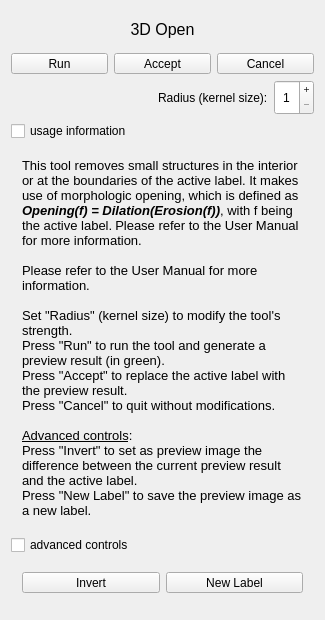
The window that Modules/SegmentationUI/Qmitk/QmitkOpenTool3DGUIControls.ui (MITK/MITK) describes before a commit, drawn with Qt 5.
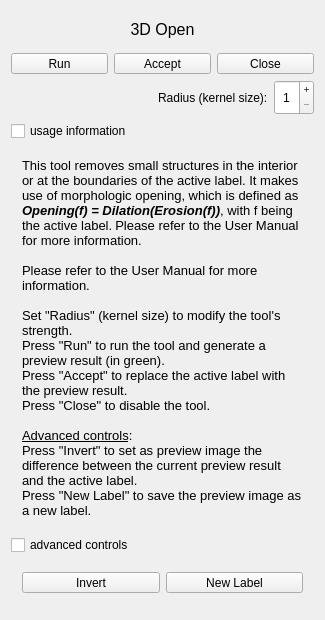
The same window after the commit. Icons and pictures are not drawn.

Commit message: enabled the otsu tool for automatic multiple thresholding

```diff
--- a/Modules/SegmentationUI/Qmitk/QmitkOpenTool3DGUIControls.ui
+++ b/Modules/SegmentationUI/Qmitk/QmitkOpenTool3DGUIControls.ui
@@ -143,7 +143,7 @@
         <string>Replace active label with preview result</string>
        </property>
        <property name="text">
-        <string>Cancel</string>
+        <string>Close</string>
        </property>
        <property name="icon">
         <iconset resource="../resources/SegmentationUI.qrc">
@@ -274,7 +274,7 @@
 &lt;p style=&quot; margin-top:0px; margin-bottom:0px; margin-left:0px; margin-right:0px; -qt-block-indent:0; text-indent:0px;&quot;&gt;&lt;span style=&quot; font-family:'Sans'; font-size:10pt;&quot;&gt;Set &amp;quot;Radius&amp;quot; (kernel size) to modify the tool's strength.&lt;/span&gt;&lt;/p&gt;
 &lt;p style=&quot; margin-top:0px; margin-bottom:0px; margin-left:0px; margin-right:0px; -qt-block-indent:0; text-indent:0px;&quot;&gt;&lt;span style=&quot; font-family:'Sans'; font-size:10pt;&quot;&gt;Press &amp;quot;Run&amp;quot; to run the tool and generate a preview result (in green).&lt;/span&gt;&lt;/p&gt;
 &lt;p style=&quot; margin-top:0px; margin-bottom:0px; margin-left:0px; margin-right:0px; -qt-block-indent:0; text-indent:0px;&quot;&gt;&lt;span style=&quot; font-family:'Sans'; font-size:10pt;&quot;&gt;Press &amp;quot;Accept&amp;quot; to replace the active label with the preview result.&lt;/span&gt;&lt;/p&gt;
-&lt;p style=&quot; margin-top:0px; margin-bottom:0px; margin-left:0px; margin-right:0px; -qt-block-indent:0; text-indent:0px;&quot;&gt;&lt;span style=&quot; font-family:'Sans'; font-size:10pt;&quot;&gt;Press &amp;quot;Cancel&amp;quot; to quit without modifications.&lt;/span&gt;&lt;/p&gt;
+&lt;p style=&quot; margin-top:0px; margin-bottom:0px; margin-left:0px; margin-right:0px; -qt-block-indent:0; text-indent:0px;&quot;&gt;&lt;span style=&quot; font-family:'Sans'; font-size:10pt;&quot;&gt;Press &amp;quot;Close&amp;quot; to disable the tool.&lt;/span&gt;&lt;/p&gt;
 &lt;p style=&quot;-qt-paragraph-type:empty; margin-top:0px; margin-bottom:0px; margin-left:0px; margin-right:0px; -qt-block-indent:0; text-indent:0px; font-family:'Sans'; font-size:10pt;&quot;&gt;&lt;br /&gt;&lt;/p&gt;
 &lt;p style=&quot; margin-top:0px; margin-bottom:0px; margin-left:0px; margin-right:0px; -qt-block-indent:0; text-indent:0px;&quot;&gt;&lt;span style=&quot; font-family:'Sans'; font-size:10pt; text-decoration: underline;&quot;&gt;Advanced controls&lt;/span&gt;&lt;span style=&quot; font-family:'Sans'; font-size:10pt;&quot;&gt;:&lt;/span&gt;&lt;/p&gt;
 &lt;p style=&quot; margin-top:0px; margin-bottom:0px; margin-left:0px; margin-right:0px; -qt-block-indent:0; text-indent:0px;&quot;&gt;&lt;span style=&quot; font-family:'Sans'; font-size:10pt;&quot;&gt;Press &amp;quot;Invert&amp;quot; to set as preview image the difference between the current preview result and the active label.&lt;/span&gt;&lt;/p&gt;
```
The commit also changes 21 other files.
